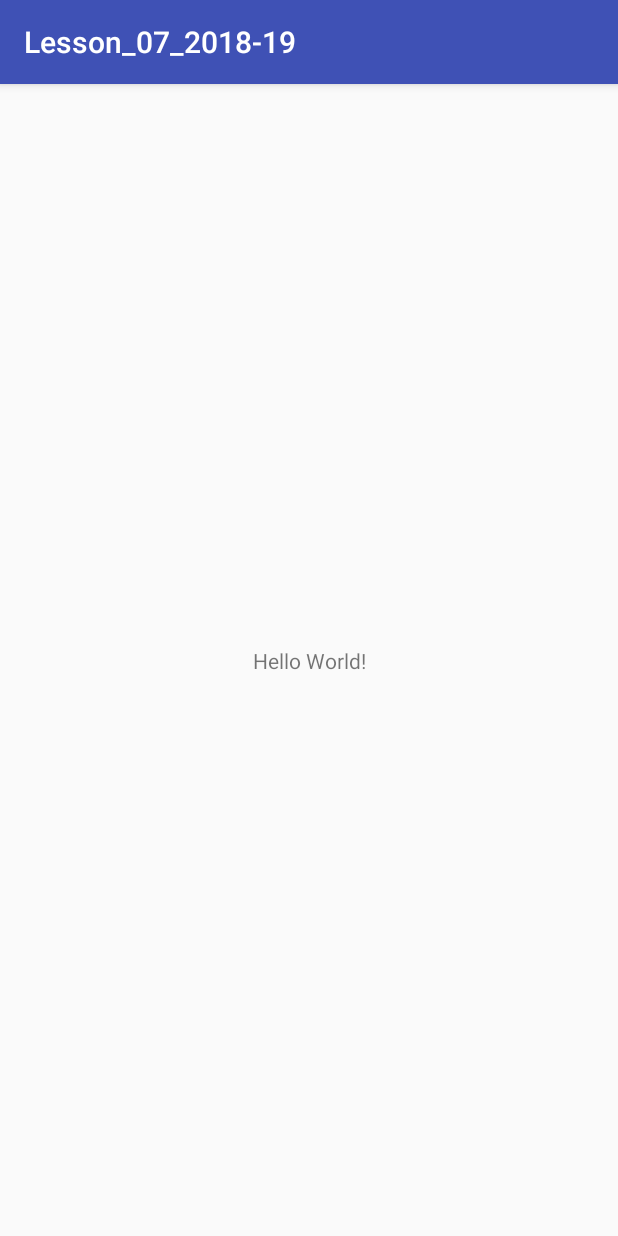
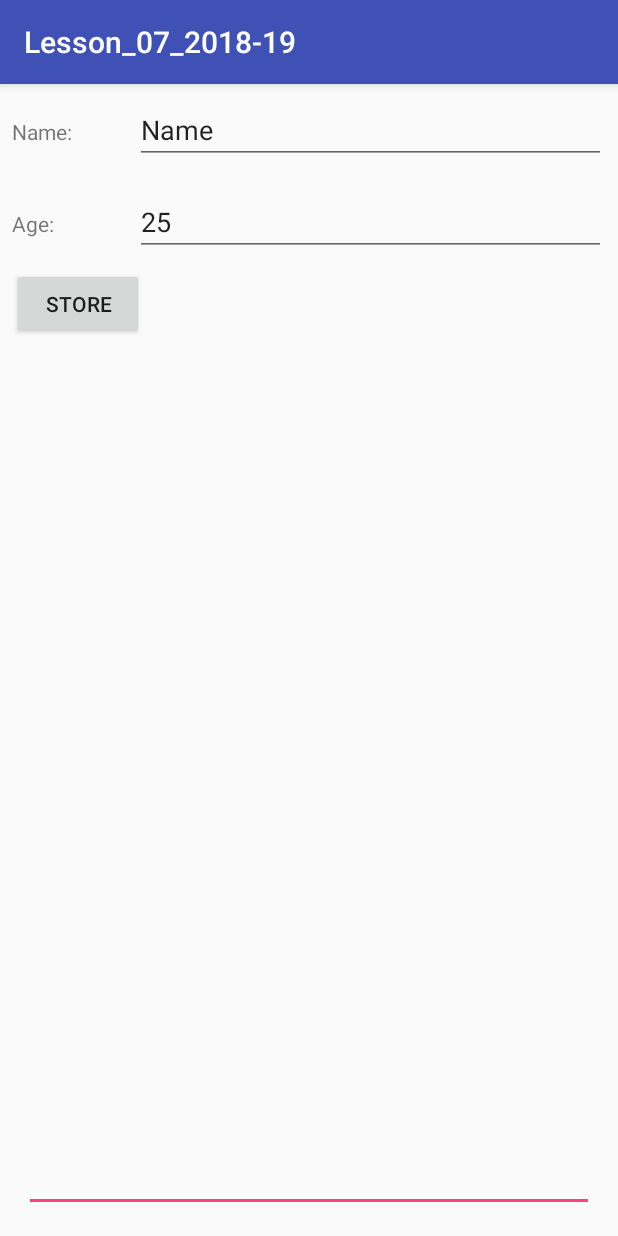
Before and after one commit to UomMobileDevelopment/Lesson-08_2019, an Android app: the screen it shows after launch (MainActivity), on a phone screen of 412 x 824 dp. Run offline under Robolectric (Android 15) with nearby library versions, the phone set to English and light mode, and no system bars.

```diff
--- a/app/src/main/java/gr/uom/android/lesson_07_2018_19/MainActivity.java
+++ b/app/src/main/java/gr/uom/android/lesson_07_2018_19/MainActivity.java
@@ -1,16 +1,78 @@
 package gr.uom.android.lesson_07_2018_19;
 
+import android.content.Context;
+import android.database.Cursor;
+import android.database.sqlite.SQLiteDatabase;
 import android.support.v7.app.AppCompatActivity;
 import android.os.Bundle;
+import android.util.Log;
+import android.view.View;
+import android.widget.Button;
+import android.widget.EditText;
+import android.widget.TextView;
 
 public class MainActivity extends AppCompatActivity {
+
+    private SQLiteDatabase db;
 
     @Override
     protected void onCreate(Bundle savedInstanceState) {
         super.onCreate(savedInstanceState);
         setContentView(R.layout.activity_main);
 
+         db = getBaseContext().openOrCreateDatabase(
+                "teo-db",
+                Context.MODE_PRIVATE,
+                null);
 
 
+        Button button = findViewById(R.id.btnAddData);
+
+        button.setOnClickListener(btnListener);
+
+    }
+
+    private View.OnClickListener btnListener = new View.OnClickListener() {
+        @Override
+        public void onClick(View v) {
+            TextView txtName = findViewById(R.id.txtName);
+            TextView txtAge = findViewById(R.id.txtAge);
+            String name = txtName.getText().toString();
+            String age = txtAge.getText().toString();
+
+            db.execSQL("insert into Person(name,age) " +
+                    "values('"+name+"','"+age+"')");
+
+            readDB();
+        }
+    };
+
+
+    private void readDB(){
+        Cursor cursor = db.rawQuery("select * from Person",
+                null);
+
+        StringBuilder sb = new StringBuilder();
+
+        while(cursor.moveToNext()){
+            int id = cursor.getInt(0);
+            String name = cursor.getString(1);
+
+            String resultRow = "ROW = ID: "+id+" name: "+name;
+            sb.append(resultRow).append("\n");
+            Log.d("teo", resultRow);
+        }
+        cursor.close();
+
+        EditText txtDbOut = findViewById(R.id.txtDbOut);
+
+        txtDbOut.setText(sb.toString());
+    }
+
+    @Override
+    protected void onDestroy() {
+        super.onDestroy();
+
+        db.close();
     }
 }
--- a/app/src/main/res/layout/activity_main.xml
+++ b/app/src/main/res/layout/activity_main.xml
@@ -6,13 +6,74 @@
     android:layout_height="match_parent"
     tools:context="gr.uom.android.lesson_07_2018_19.MainActivity">
 
+    <EditText
+        android:id="@+id/txtDbOut"
+        android:layout_width="0dp"
+        android:layout_height="0dp"
+        android:layout_marginBottom="16dp"
+        android:layout_marginEnd="16dp"
+        android:layout_marginStart="16dp"
+        android:layout_marginTop="8dp"
+        android:ems="10"
+        android:inputType="textMultiLine"
+        app:layout_constraintBottom_toBottomOf="parent"
+        app:layout_constraintEnd_toEndOf="parent"
+        app:layout_constraintStart_toStartOf="parent"
+        app:layout_constraintTop_toBottomOf="@+id/btnAddData" />
+
+    <EditText
+        android:id="@+id/txtName"
+        android:layout_width="0dp"
+        android:layout_height="wrap_content"
+        android:layout_marginEnd="8dp"
+        android:layout_marginStart="90dp"
+        android:layout_marginTop="8dp"
+        android:ems="10"
+        android:inputType="textPersonName"
+        android:text="Name"
+        app:layout_constraintEnd_toEndOf="parent"
+        app:layout_constraintStart_toStartOf="parent"
+        app:layout_constraintTop_toTopOf="parent" />
+
+    <EditText
+        android:id="@+id/txtAge"
+        android:layout_width="0dp"
+        android:layout_height="wrap_content"
+        android:layout_marginEnd="8dp"
+        android:layout_marginTop="16dp"
+        android:ems="10"
+        android:inputType="textPersonName"
+        android:text="25"
+        app:layout_constraintEnd_toEndOf="parent"
+        app:layout_constraintStart_toStartOf="@+id/txtName"
+        app:layout_constraintTop_toBottomOf="@+id/txtName" />
+
     <TextView
+        android:id="@+id/textView"
         android:layout_width="wrap_content"
         android:layout_height="wrap_content"
-        android:text="Hello World!"
-        app:layout_constraintBottom_toBottomOf="parent"
-        app:layout_constraintLeft_toLeftOf="parent"
-        app:layout_constraintRight_toRightOf="parent"
-        app:layout_constraintTop_toTopOf="parent" />
+        android:layout_marginStart="8dp"
+        android:text="Name:"
+        app:layout_constraintBaseline_toBaselineOf="@+id/txtName"
+        app:layout_constraintStart_toStartOf="parent" />
+
+    <TextView
+        android:id="@+id/textView2"
+        android:layout_width="wrap_content"
+        android:layout_height="wrap_content"
+        android:layout_marginStart="8dp"
+        android:text="Age:"
+        app:layout_constraintBaseline_toBaselineOf="@+id/txtAge"
+        app:layout_constraintStart_toStartOf="parent" />
+
+    <Button
+        android:id="@+id/btnAddData"
+        android:layout_width="wrap_content"
+        android:layout_height="wrap_content"
+        android:layout_marginStart="8dp"
+        android:layout_marginTop="8dp"
+        android:text="Store"
+        app:layout_constraintStart_toStartOf="parent"
+        app:layout_constraintTop_toBottomOf="@+id/txtAge" />
 
 </android.support.constraint.ConstraintLayout>
```
